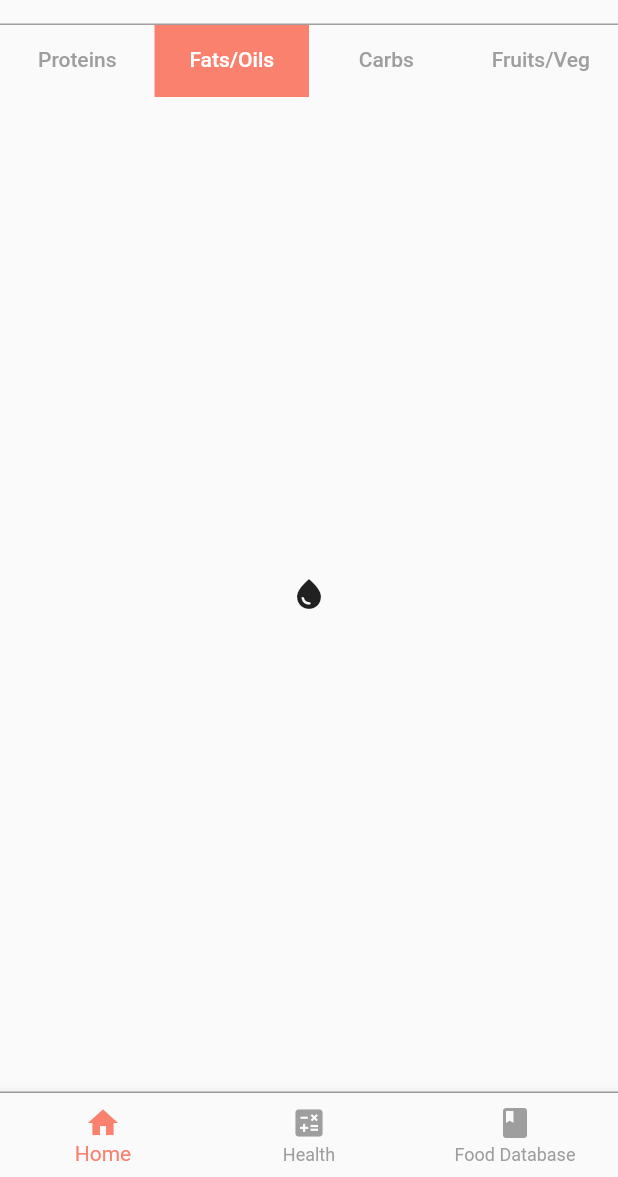
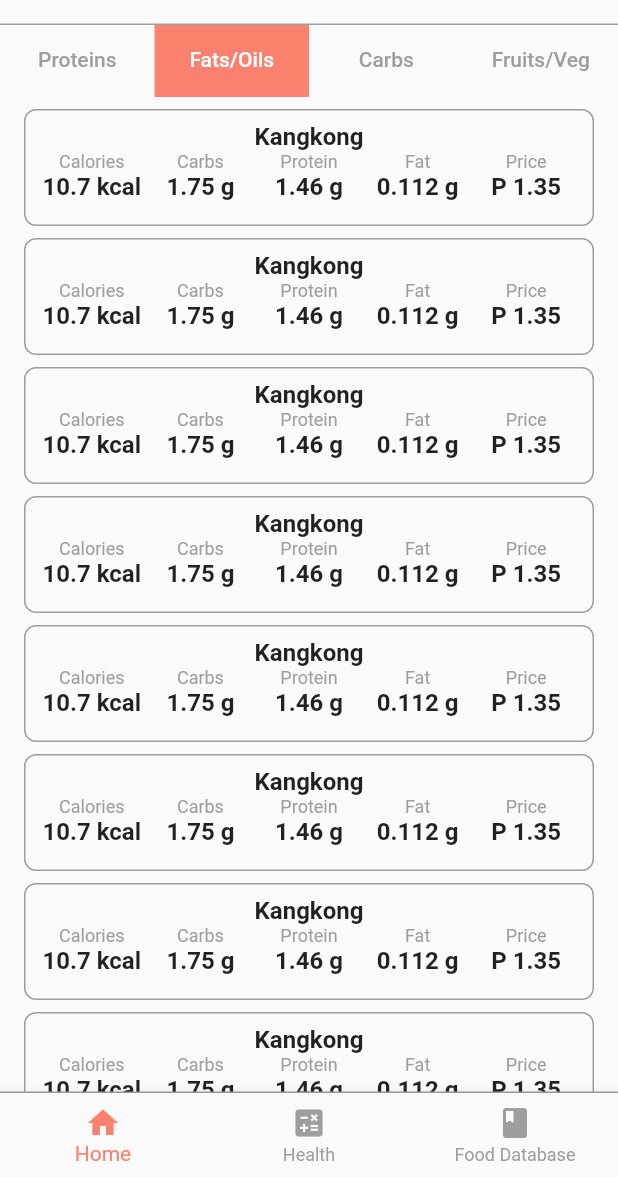
Before and after one commit to mattalejo/sigla, a Flutter app: the screen it shows after launch, swiped to page 3, on a phone screen of 412 x 824 dp, the part 59-1236 px from its top. Run offline on Flutter 3.47's test engine with Material 2 defaults, Android fonts, the phone set to English and light mode, and no system bars; Roboto replaces fonts that are missing (Open).

Commit message:
food database changes, added placeholder listview

```diff
--- a/lib/database.dart
+++ b/lib/database.dart
@@ -1,4 +1,9 @@
+// ignore_for_file: unnecessary_brace_in_string_interps
+
+import 'dart:ui';
+
 import 'package:flutter/material.dart';
+//import 'package:sqflite/sqflite.dart';
 
 class DatabaseScreen extends StatefulWidget {
   const DatabaseScreen({Key? key}) : super(key: key);
@@ -26,13 +31,13 @@ class DatabaseScreenState extends State<DatabaseScreen> {
         initialIndex: 1,
         length: 4,
         child: Scaffold(
-          appBar: TabBar(
+            appBar: const TabBar(
               unselectedLabelColor: Colors.grey,
               indicatorSize: TabBarIndicatorSize.tab,
               indicator: BoxDecoration(
-              color: const Color.fromARGB(255, 251, 129, 111),
+                color: Color.fromARGB(255, 251, 129, 111),
               ),
-            tabs: const <Widget>[
+              tabs: <Widget>[
                 Tab(
                   text: "Proteins",
                 ),
@@ -47,18 +52,122 @@ class DatabaseScreenState extends State<DatabaseScreen> {
                 )
               ],
             ),
-          body: TabBarView(
+            body: Container(
+              margin: const EdgeInsets.only(
+                top: 4,
+              ),
+              child: TabBarView(
                 children: <Widget>[
-              Center(child: Icon(Icons.set_meal)),
-              Center(child: Icon(Icons.water_drop)),
+                  _buildList(),
+                  _buildList(),
+                  _buildList(),
+                  _buildList(),
+                ],
+              ),
+            )));
+  }
+}
+
+Widget _buildList() {
+  return ListView.builder(
+      addAutomaticKeepAlives: false,
+      shrinkWrap: true,
+      itemBuilder: (_, i) => Container(
+          decoration: BoxDecoration(
+            shape: BoxShape.rectangle,
+            border: Border.all(color: Colors.grey, width: 1),
+            borderRadius: BorderRadius.circular(8),
+          ),
+          margin: const EdgeInsets.symmetric(vertical: 4, horizontal: 16),
+          padding: const EdgeInsets.only(bottom: 16, left: 8, right: 8, top: 8),
+          child: Container(
+              child: Column(
+            children: [
+              const Text("Kangkong",
+                  style: TextStyle(
+                    fontWeight: FontWeight.w700,
+                    fontSize: 16,
+                  )),
+              Table(
+                defaultVerticalAlignment: TableCellVerticalAlignment.middle,
+                children: [foodColumn(), foodData()],
+              ),
+            ],
+          ))));
+}
+
+TableRow foodData() {
+  return const TableRow(children: [
     Center(
-                child: Icon(Icons.rice_bowl),
+        child: Text("10.7	kcal",
+            style: TextStyle(
+              fontWeight: FontWeight.w700,
+              fontSize: 16,
+            ))),
+    Center(
+        child: Text("1.75	g",
+            style: TextStyle(
+              fontWeight: FontWeight.w700,
+              fontSize: 16,
+            ))),
+    Center(
+        child: Text("1.46	g",
+            style: TextStyle(
+              fontWeight: FontWeight.w700,
+              fontSize: 16,
+            ))),
+    Center(
+        child: Text("0.112 g",
+            style: TextStyle(
+              fontWeight: FontWeight.w700,
+              fontSize: 16,
+            ))),
+    Center(
+        child: Text("P 1.35",
+            style: TextStyle(
+              fontWeight: FontWeight.w700,
+              fontSize: 16,
+            ))),
+  ]);
+}
+
+TableRow foodColumn() {
+  return const TableRow(children: [
+    Center(
+        child: Text(
+      "Calories",
+      style: TextStyle(
+        color: Colors.grey,
+        fontSize: 12,
+      ),
+    )),
+    Center(
+      child: Text("Carbs",
+          style: TextStyle(
+            color: Colors.grey,
+            fontSize: 12,
+          )),
     ),
     Center(
-                child: Icon(Icons.grass),
+      child: Text("Protein",
+          style: TextStyle(
+            color: Colors.grey,
+            fontSize: 12,
+          )),
+    ),
+    Center(
+      child: Text("Fat",
+          style: TextStyle(
+            color: Colors.grey,
+            fontSize: 12,
+          )),
+    ),
+    Center(
+      child: Text("Price",
+          style: TextStyle(
+            color: Colors.grey,
+            fontSize: 12,
+          )),
     )
-            ],
-          ),
-        ));
+  ]);
 }
-}
--- a/pubspec.yaml
+++ b/pubspec.yaml
@@ -36,6 +36,7 @@ dependencies:
   cupertino_icons: ^1.0.2
   intl: ^0.17.0
   dropdown_formfield: ^0.1.4
+  sqflite: ^2.0.2
 
 dev_dependencies:
   flutter_test:
```
Also changed, not shown: pubspec.lock. Lines whose indentation alone changed are shown as unchanged.
